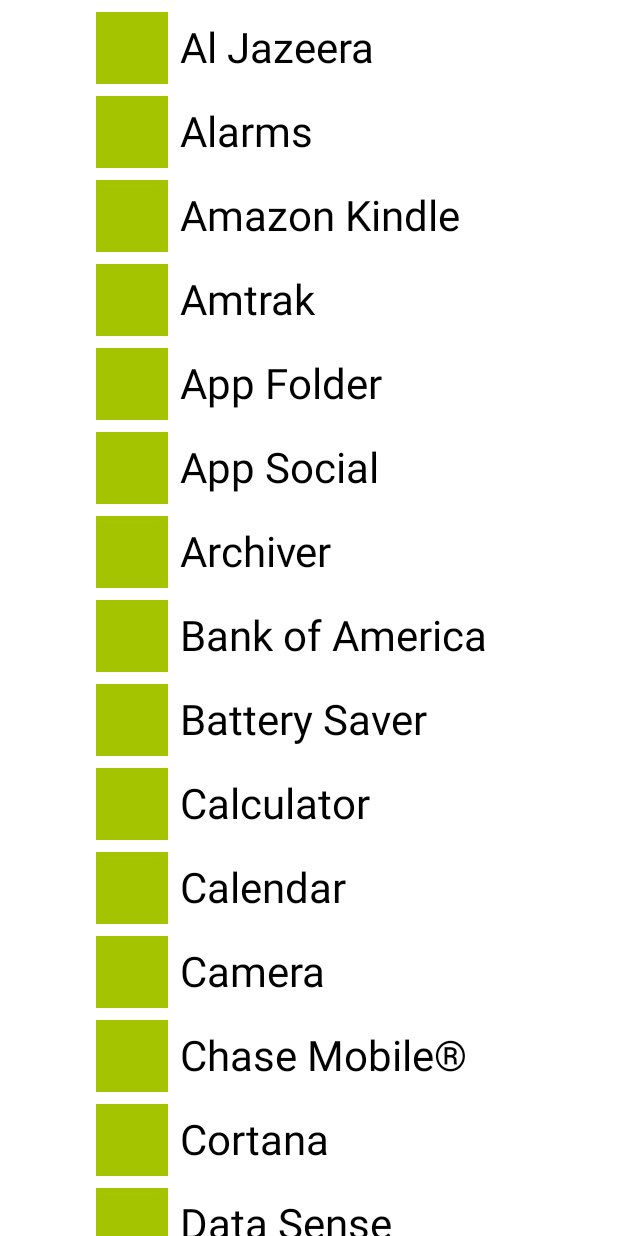
After one commit to louis993546/Metro-Compose, an Android app built with Jetpack Compose: the composable DrawerPage shown on its own in the app's theme, on a phone screen of 412 x 824 dp. The commit adds this screen. Run offline under Robolectric (Android 15) with nearby library versions, the phone set to English and light mode, and no system bars; 1 statement that could not run was skipped.

Commit message:
Add drawer page

```diff
--- a/build.gradle
+++ b/build.gradle
@@ -6,6 +6,7 @@ task clean(type: Delete) {
 
 buildscript {
     ext {
-        compose_version = '1.0.0-beta09'
+        compose_version = "1.0.0-rc01"
+        accompanist_version = "0.13.0"
     }
 }
--- a/demo/build.gradle
+++ b/demo/build.gradle
@@ -64,6 +64,7 @@ dependencies {
     implementation "androidx.activity:activity-compose:1.3.0-rc01"
     implementation project(path: ":metro")
     implementation "com.jakewharton.timber:timber:4.7.1"
+    implementation "com.google.accompanist:accompanist-pager:$accompanist_version"
     testImplementation "junit:junit:4.13.2"
     androidTestImplementation "androidx.test.ext:junit:1.1.3"
     androidTestImplementation "androidx.test.espresso:espresso-core:3.4.0"
--- /dev/null
+++ b/demo/src/main/java/com/louis993546/metro/DrawerPage.kt
@@ -0,0 +1,111 @@
+package com.louis993546.metro
+
+import androidx.compose.foundation.background
+import androidx.compose.foundation.layout.*
+import androidx.compose.foundation.lazy.LazyColumn
+import androidx.compose.foundation.lazy.items
+import androidx.compose.foundation.lazy.rememberLazyListState
+import androidx.compose.foundation.shape.CircleShape
+import androidx.compose.runtime.Composable
+import androidx.compose.ui.Alignment
+import androidx.compose.ui.Modifier
+import androidx.compose.ui.draw.clip
+import androidx.compose.ui.graphics.Color
+import androidx.compose.ui.unit.dp
+import androidx.compose.ui.unit.sp
+
+@Composable
+fun DrawerPage(
+    modifier: Modifier = Modifier,
+) {
+    val topMargin = 8.dp
+    Row(modifier = modifier) {
+        SearchButton(modifier = Modifier.padding(all = topMargin))
+
+        val listState = rememberLazyListState()
+        LazyColumn(
+            state = listState,
+            contentPadding = PaddingValues(vertical = topMargin),
+            verticalArrangement = Arrangement.spacedBy(8.dp),
+        ) {
+            // TODO add header
+            items(appsList, key = { it }) { app ->
+                Row {
+                    AppIcon {
+                        Box(
+                            modifier = Modifier
+                                .fillMaxSize()
+                                .background(color = LocalAccentColor.current)
+                        )
+                    }
+                    Spacer(modifier = Modifier.width(8.dp))
+                    Text(
+                        modifier = Modifier.align(Alignment.CenterVertically),
+                        text = app,
+                        size = 28.sp,
+                    )
+                }
+            }
+        }
+    }
+
+}
+
+/**
+ * TODO replace me with an icon
+ */
+@Composable
+fun SearchButton(modifier: Modifier = Modifier) {
+    Column(
+        modifier = modifier
+            .size(48.dp)
+            .wrapContentSize(Alignment.Center)
+            .clip(CircleShape)
+    ) {
+        Box(
+            modifier = Modifier.fillMaxSize().background(color = Color.White)
+        )
+    }
+}
+
+@Composable
+fun AppIcon(
+    modifier: Modifier = Modifier,
+    content: @Composable BoxScope.() -> Unit,
+) {
+    Box(modifier = modifier.size(48.dp), content = content)
+}
+
+// https://youtu.be/2p6zmZQRTzE?t=424
+val appsList = listOf(
+    "Al Jazeera",
+    "Alarms",
+    "Amazon Kindle",
+    "Amtrak",
+    "App Folder",
+    "App Social",
+    "Archiver",
+    "Bank of America",
+    "Battery Saver",
+    "Calculator",
+    "Calendar",
+    "Camera",
+    "Chase Mobile®",
+    "Cortana",
+    "Data Sense",
+    "eBay",
+    "Evernote",
+    "Facebook",
+    "Fantasia Painter",
+    "Finance",
+    "FM Radio",
+    "Food & Drink",
+    "Fotor",
+    "Frotz.NET",
+    "Games",
+    "Google Mail",
+    "Groupon",
+    "Health & Fitness",
+    "HERE Drive+",
+    "HERE Maps",
+)
--- a/metro/src/main/java/com/louis993546/metro/Text.kt
+++ b/metro/src/main/java/com/louis993546/metro/Text.kt
@@ -5,6 +5,7 @@ import androidx.compose.runtime.Composable
 import androidx.compose.ui.Modifier
 import androidx.compose.ui.graphics.Color
 import androidx.compose.ui.text.TextStyle
+import androidx.compose.ui.unit.TextUnit
 
 /**
  * Note: If you want it to look more like Metro, you can import Segoe UI font and override it. But
@@ -16,6 +17,7 @@ fun Text(
     modifier: Modifier = Modifier,
     text: String,
     color: Color = LocalTextOnBackgroundColor.current,
+    size: TextUnit = TextUnit.Unspecified,
 ) {
     BasicText(
         modifier = modifier,
@@ -23,6 +25,7 @@ fun Text(
         style = TextStyle.Default.copy(
             fontFamily = fontFamily,
             color = color,
+            fontSize = size,
         ),
     )
 }
```
Also changed, not shown: demo/src/main/java/com/louis993546/metro/HomePage.kt (added, +40 -0 lines), demo/src/main/java/com/louis993546/metro/MainActivity.kt (+58 -84 lines), demo/src/main/java/com/louis993546/metro/VerticalTilesGrid.kt (+59 -7 lines), demo/src/main/res/drawable/ic_android_black_24dp.xml (added, +9 -0 lines), metro/build.gradle (+16 -19 lines).
